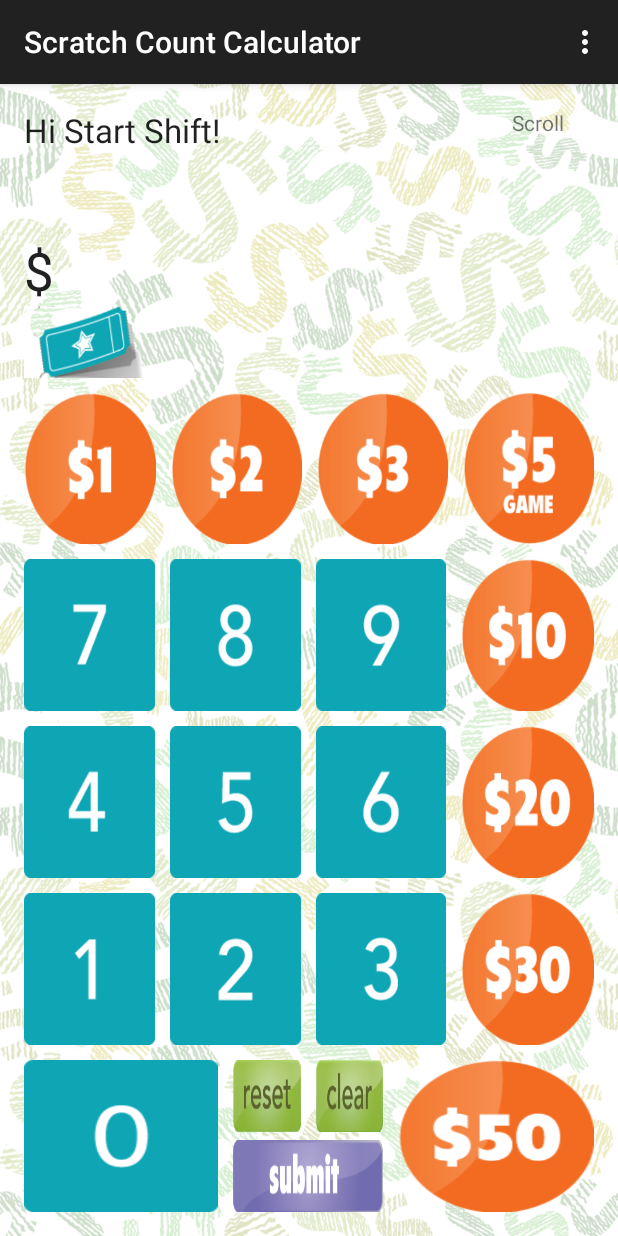
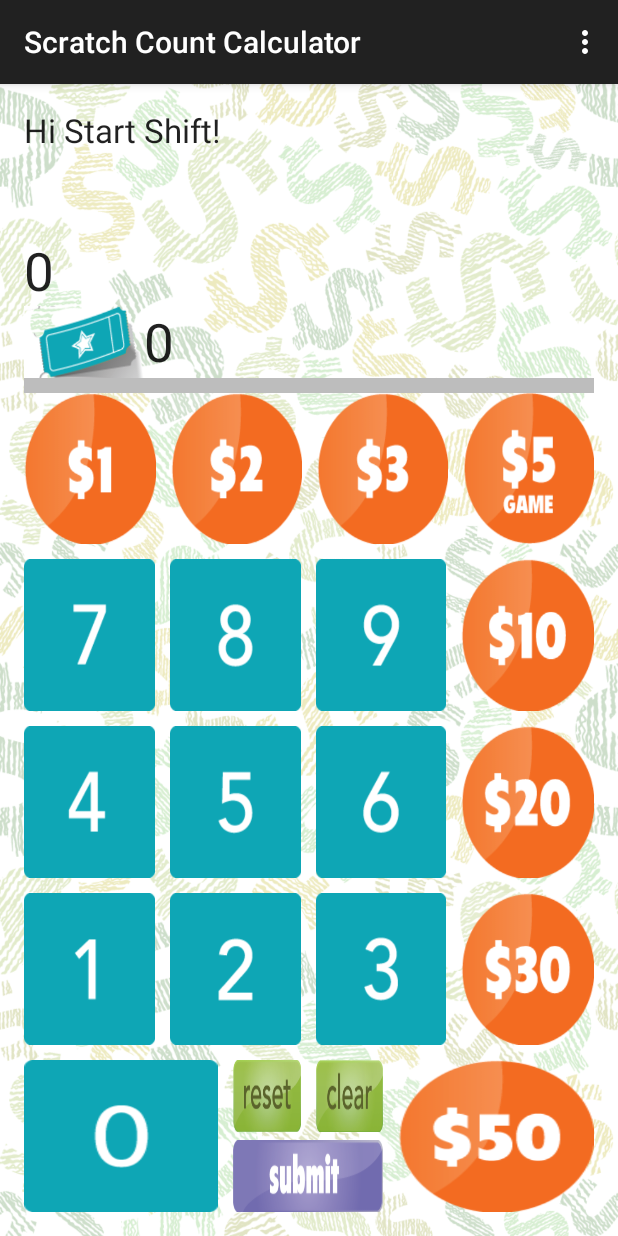
Before and after one commit to secApps/ScratchCountCalculator, an Android app: the screen it shows after launch (MainActivity), on a phone screen of 412 x 824 dp. Run offline under Robolectric (Android 15) with nearby library versions, the phone set to English and light mode, and no system bars.

Commit message:
layout changes continued centred... layout issue solved1

```diff
--- a/app/src/main/res/layout/activity_main.xml
+++ b/app/src/main/res/layout/activity_main.xml
@@ -26,6 +26,7 @@
             android:layout_width="180dip"
             android:layout_height="match_parent"
             android:orientation="vertical"
+            android:layout_gravity="start"
             android:id="@+id/linear2"
             >
 
@@ -52,7 +53,7 @@
                 android:layout_width="wrap_content"
                 android:layout_height="wrap_content"
                 android:textAppearance="?android:attr/textAppearanceLarge"
-                android:text="$"
+                android:text="0"
                 android:id="@+id/textView2"
                 android:layout_alignParentLeft="true"
                 android:layout_alignParentStart="true"
@@ -77,25 +78,26 @@
                 android:layout_width="match_parent"
                 android:layout_height="wrap_content"
                 android:textSize="35dip"
-                android:textColor="@color/abc_background_cache_hint_selector_material_dark"
+
                 android:layout_gravity="center"
                 android:textAppearance="?android:attr/textAppearanceLarge"
-                android:text="num"
+                android:text="0"
                 android:id="@+id/total_num" />
 
 
         </LinearLayout>
 
+
         </LinearLayout>
         <ScrollView android:id="@+id/ScrollView01"  android:layout_rowWeight="1" android:layout_width="180dip" android:layout_height="180dip"
-            android:layout_alignParentTop="true"
+            android:layout_alignParentTop="true" android:layout_gravity="end"
 
             >
 
             <TableLayout android:id="@+id/TableLayout01" android:layout_width="fill_parent" android:layout_height="wrap_content" android:stretchColumns="0">
 
                 <TableRow android:id="@+id/TableRow01" android:layout_width="wrap_content" android:layout_gravity="end" android:layout_height="wrap_content">
-                    <TextView android:id="@+id/TextView01"  android:layout_width="fill_parent" android:layout_height="wrap_content" android:text="Scroll" android:layout_gravity="end"></TextView>
+
 
 
                 </TableRow>
@@ -117,9 +119,10 @@
 
         >
 
-        <Space
-            android:layout_width="10dp"
+        <LinearLayout
+            android:layout_width="fill_parent"
             android:layout_height="10dp"
+            android:background="#bdbdbd"
             />
 
         <LinearLayout
@@ -201,6 +204,7 @@
             android:layout_weight="1"
             android:id="@+id/b7"
             android:background="@drawable/n7"
+
             />
             <Space
                 android:layout_width="10dip"
@@ -316,6 +320,7 @@
                 android:layout_weight="1"
                 android:id="@+id/b1"
                 android:background="@drawable/n1"
+                android:focusableInTouchMode="true"
                 />
             <Space
                 android:layout_width="10dip"
```
Also changed, not shown: app/src/main/java/com/example/mahdi/scratchcountcalculator/MainActivity.java (+67 -5 lines).
